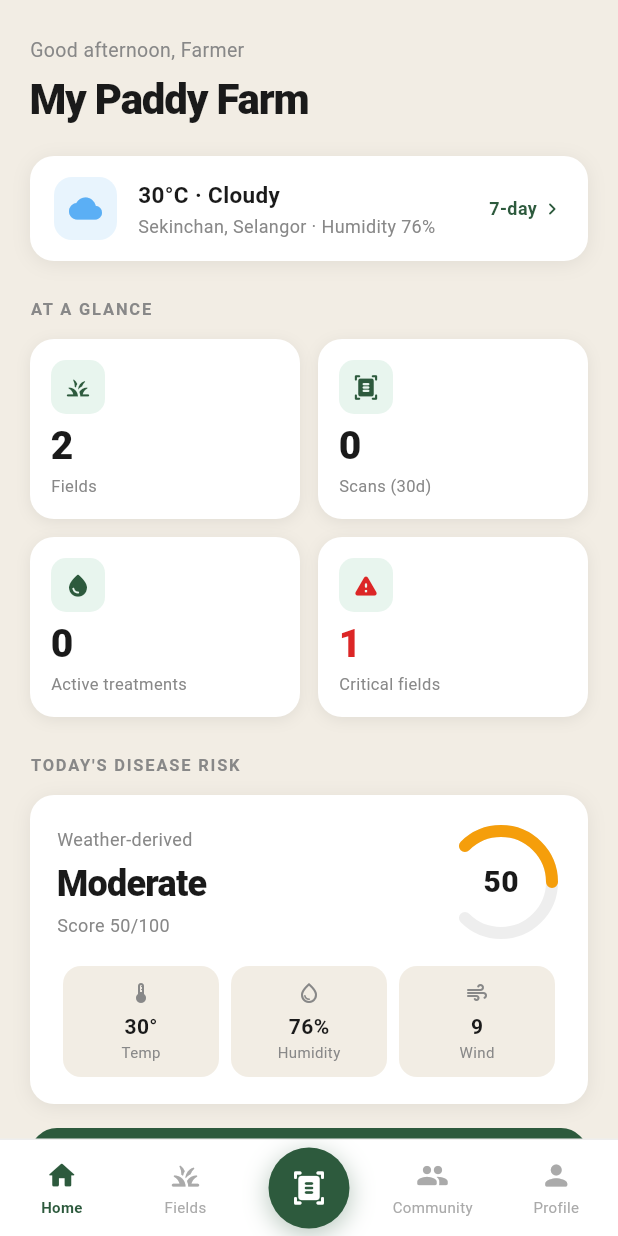
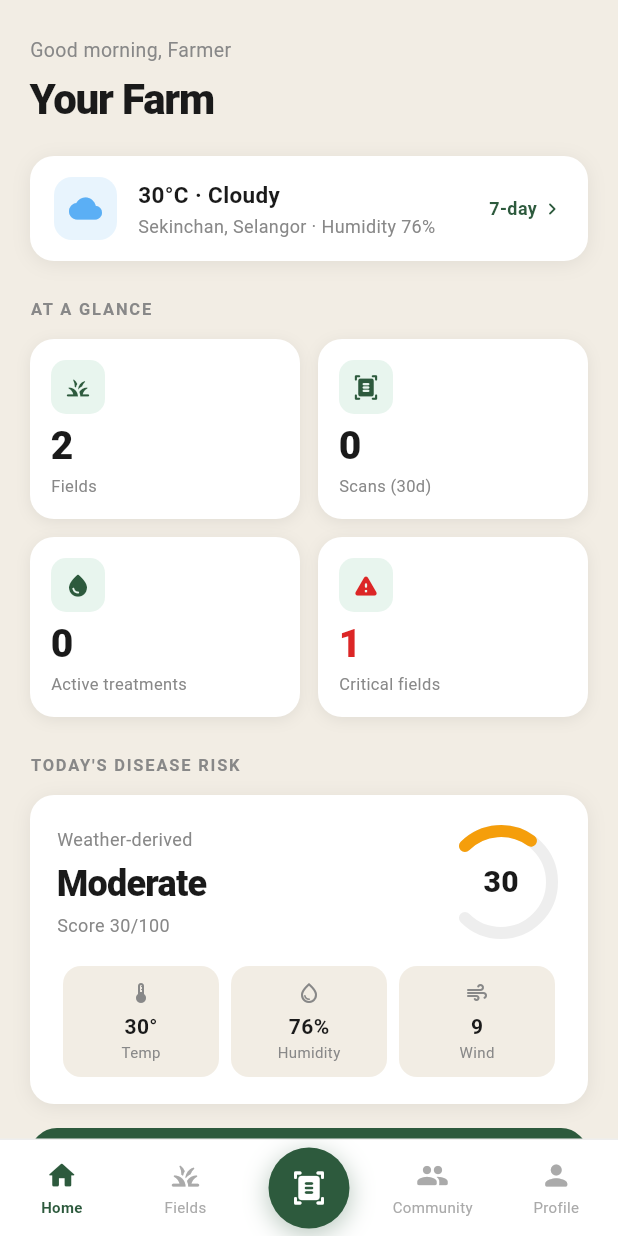
Before and after one commit to fahmireton/InnoGRO, a Flutter app: the screen it shows after launch, on a phone screen of 412 x 824 dp. Run offline on Flutter 3.47's test engine with Material 3 defaults, Android fonts, the phone set to English and light mode, and no system bars; our stand-ins replace image_picker.

Commit message:
Match pfarm.lovable.app design - Your Farm title, 30/100 risk score

```diff
--- a/lib/screens/home_screen.dart
+++ b/lib/screens/home_screen.dart
@@ -25,7 +25,7 @@ class HomeScreen extends StatelessWidget {
             const SizedBox(height: 24),
             _sectionLabel('TODAY\'S DISEASE RISK'),
             const SizedBox(height: 12),
-            _DiseaseRiskCard(),
+            _DiseaseRiskCard(score: 30),
             const SizedBox(height: 16),
             _ScanBanner(onTap: onScanTap),
             const SizedBox(height: 24),
@@ -56,10 +56,10 @@ class HomeScreen extends StatelessWidget {
     return Column(
       crossAxisAlignment: CrossAxisAlignment.start,
       children: [
-        const Text('Good afternoon, Farmer',
+        const Text('Good morning, Farmer',
           style: TextStyle(fontSize: 13, color: AppColors.textSecondary, fontWeight: FontWeight.w400)),
         const SizedBox(height: 3),
-        const Text('My Paddy Farm',
+        const Text('Your Farm',
           style: TextStyle(fontSize: 28, fontWeight: FontWeight.w800, color: AppColors.textPrimary, letterSpacing: -0.8)),
       ],
     );
@@ -183,6 +183,15 @@ class _GlanceCard extends StatelessWidget {
 }
 
 class _DiseaseRiskCard extends StatelessWidget {
+  final int score;
+  const _DiseaseRiskCard({required this.score});
+
+  String get _label {
+    if (score < 30) return 'Low';
+    if (score < 65) return 'Moderate';
+    return 'High';
+  }
+
   @override
   Widget build(BuildContext context) {
     return Container(
@@ -203,15 +212,15 @@ class _DiseaseRiskCard extends StatelessWidget {
                     const Text('Weather-derived',
                       style: TextStyle(fontSize: 12, color: AppColors.textSecondary)),
                     const SizedBox(height: 4),
-                    const Text('Moderate',
-                      style: TextStyle(fontSize: 24, fontWeight: FontWeight.w800, color: AppColors.textPrimary, letterSpacing: -0.5)),
+                    Text(_label,
+                      style: const TextStyle(fontSize: 24, fontWeight: FontWeight.w800, color: AppColors.textPrimary, letterSpacing: -0.5)),
                     const SizedBox(height: 2),
-                    const Text('Score 50/100',
+                    Text('Score $score/100',
                       style: TextStyle(fontSize: 12, color: AppColors.textSecondary)),
                   ],
                 ),
               ),
-              _RiskDial(score: 50),
+              _RiskDial(score: score),
             ],
           ),
           const SizedBox(height: 16),
```
